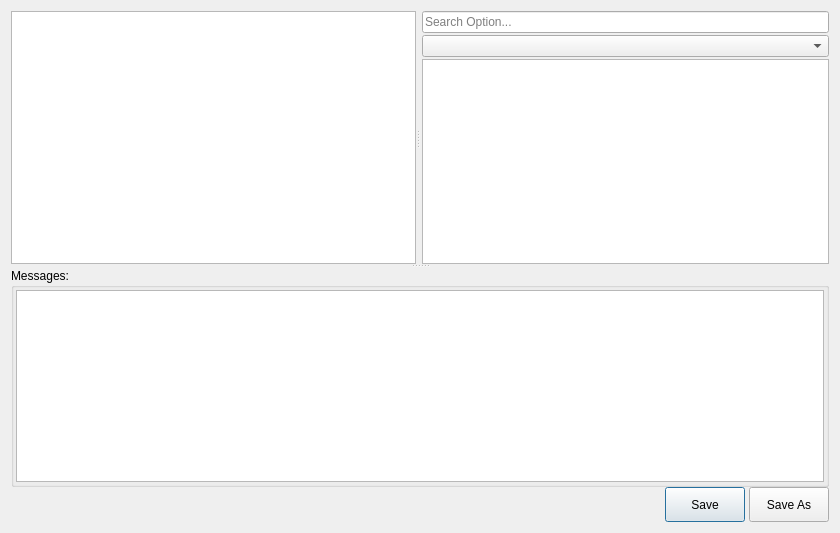
Old version of the form src/option/solveroptionwidget.ui in the repository GAMS-dev/studio.
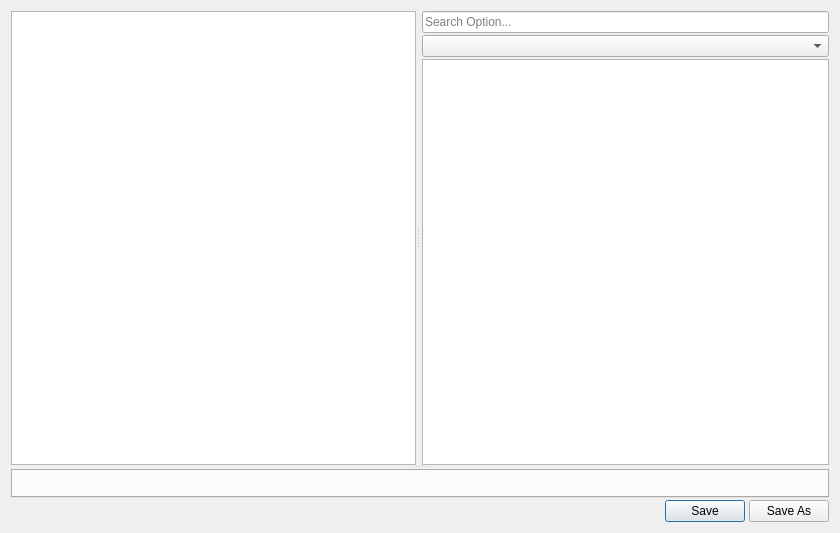
New version of the form.

Commit message: used logEdit to log option message separated from SystemLogEdit

```diff
--- a/src/option/solveroptionwidget.ui
+++ b/src/option/solveroptionwidget.ui
@@ -84,40 +84,16 @@
         <number>0</number>
        </property>
        <item>
-        <widget class="QGroupBox" name="solverOptionMessageGroupBox">
-         <property name="title">
-          <string>Messages:</string>
+        <widget class="QTabWidget" name="solverOptionMessageTabWidget">
+         <property name="sizePolicy">
+          <sizepolicy hsizetype="Expanding" vsizetype="Expanding">
+           <horstretch>1</horstretch>
+           <verstretch>1</verstretch>
+          </sizepolicy>
          </property>
-         <property name="flat">
-          <bool>true</bool>
+         <property name="currentIndex">
+          <number>-1</number>
          </property>
-         <layout class="QVBoxLayout" name="verticalLayout">
-          <property name="spacing">
-           <number>2</number>
-          </property>
-          <property name="leftMargin">
-           <number>2</number>
-          </property>
-          <property name="topMargin">
-           <number>2</number>
-          </property>
-          <property name="rightMargin">
-           <number>2</number>
-          </property>
-          <property name="bottomMargin">
-           <number>2</number>
-          </property>
-          <item>
-           <widget class="QListView" name="solverOptionMessageView">
-            <property name="sizePolicy">
-             <sizepolicy hsizetype="Expanding" vsizetype="Preferred">
-              <horstretch>0</horstretch>
-              <verstretch>0</verstretch>
-             </sizepolicy>
-            </property>
-           </widget>
-          </item>
-         </layout>
         </widget>
        </item>
        <item>
@@ -136,7 +112,7 @@
            <number>0</number>
           </property>
           <property name="topMargin">
-           <number>0</number>
+           <number>2</number>
           </property>
           <property name="rightMargin">
            <number>0</number>
```
The commit also changes 3 other files.
